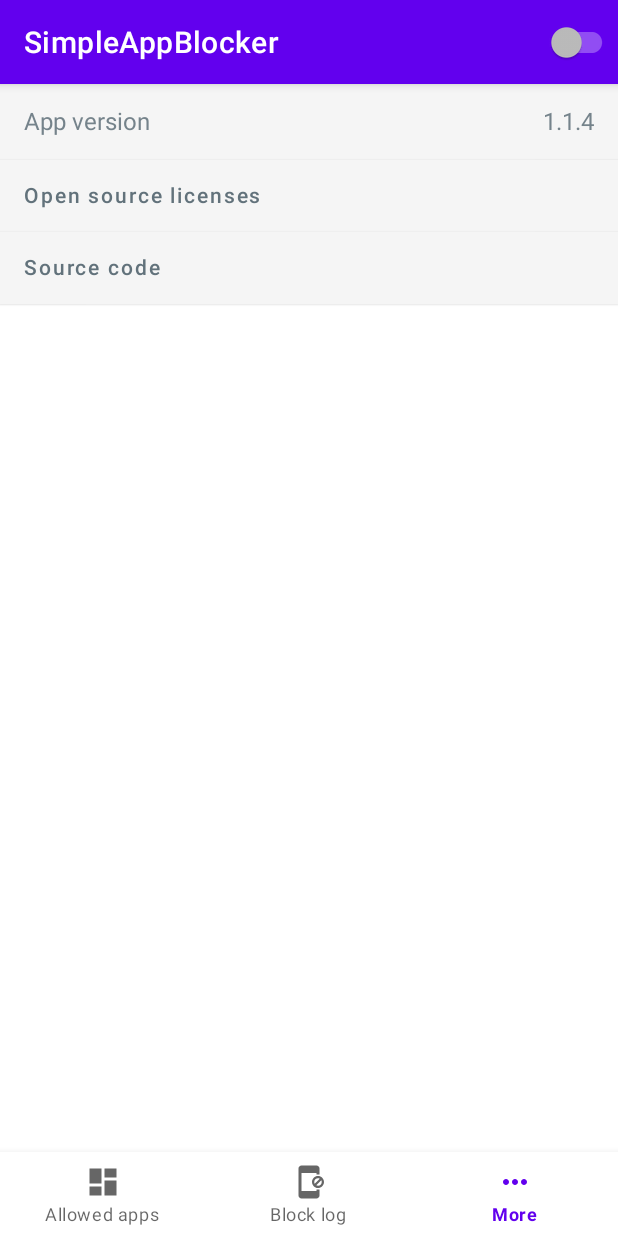
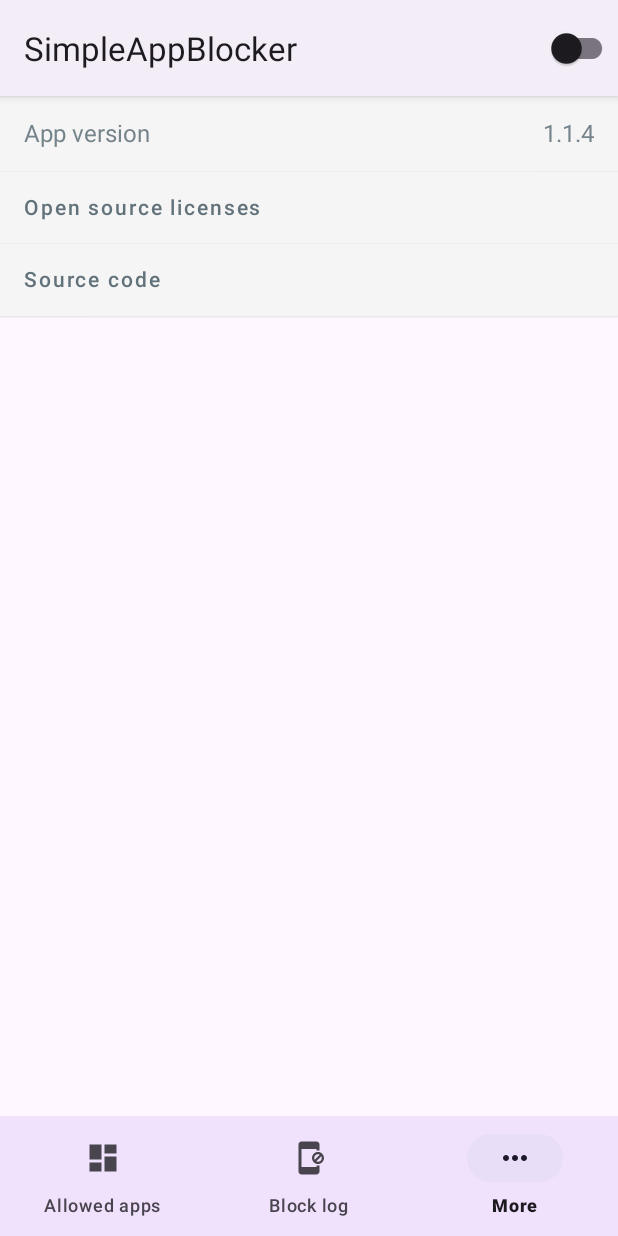
Before and after one commit to CASL0/simple_app_blocker, an Android app built with Jetpack Compose: the OthersFragment screen opened through its navigation route, on a phone screen of 412 x 824 dp. Run offline under Robolectric (Android 15) with nearby library versions, the light colour scheme and no system bars; our stand-ins replace Dagger/Hilt's generated code, Room's generated code, navigation-ui; libraries missing offline, so code that uses them is left out: com.orhanobut.logger; 4 statements that could not run were skipped.

Commit message:
AndroidView箇所のMaterial3対応

```diff
--- a/app/src/main/res/layout/fragment_allowlist.xml
+++ b/app/src/main/res/layout/fragment_allowlist.xml
@@ -3,11 +3,11 @@
     xmlns:tools="http://schemas.android.com/tools"
     android:layout_width="match_parent"
     android:layout_height="match_parent"
-    android:paddingBottom="?attr/actionBarSize"
+    android:layout_marginBottom="@dimen/m3_bottom_nav_min_height"
     tools:context=".allowlsit.AllowlistFragment">
 
     <androidx.compose.ui.platform.ComposeView
         android:layout_width="match_parent"
         android:layout_height="match_parent"
-        android:id="@+id/allowlist_compose_view"/>
+        android:id="@+id/allowlist_compose_view" />
 </FrameLayout>
--- a/app/src/main/res/layout/fragment_blocklog.xml
+++ b/app/src/main/res/layout/fragment_blocklog.xml
@@ -1,10 +1,9 @@
 <?xml version="1.0" encoding="utf-8"?>
 <androidx.constraintlayout.widget.ConstraintLayout xmlns:android="http://schemas.android.com/apk/res/android"
-    xmlns:app="http://schemas.android.com/apk/res-auto"
     xmlns:tools="http://schemas.android.com/tools"
     android:layout_width="match_parent"
     android:layout_height="match_parent"
-    android:paddingBottom="?attr/actionBarSize"
+    android:layout_marginBottom="@dimen/m3_bottom_nav_min_height"
     tools:context=".blocklog.BlockLogFragment">
 
     <androidx.compose.ui.platform.ComposeView
--- a/app/src/main/res/layout/fragment_others.xml
+++ b/app/src/main/res/layout/fragment_others.xml
@@ -3,7 +3,7 @@
     xmlns:tools="http://schemas.android.com/tools"
     android:layout_width="match_parent"
     android:layout_height="match_parent"
-    android:paddingBottom="?attr/actionBarSize"
+    android:layout_marginBottom="@dimen/m3_bottom_nav_min_height"
     tools:context=".others.OthersFragment">
 
     <androidx.compose.ui.platform.ComposeView
--- a/app/src/main/res/values-night/themes.xml
+++ b/app/src/main/res/values-night/themes.xml
@@ -1,6 +1,6 @@
 <resources xmlns:tools="http://schemas.android.com/tools">
     <!-- Base application theme. -->
-    <style name="Theme.SimpleAppBlocker" parent="Theme.MaterialComponents.DayNight.DarkActionBar">
+    <style name="Theme.SimpleAppBlocker" parent="Theme.Material3.DayNight">
         <!-- Primary brand color. -->
         <item name="colorPrimary">@color/purple_200</item>
         <item name="colorPrimaryVariant">@color/purple_700</item>
--- a/app/src/main/res/values/themes.xml
+++ b/app/src/main/res/values/themes.xml
@@ -1,6 +1,6 @@
 <resources xmlns:tools="http://schemas.android.com/tools">
     <!-- Base application theme. -->
-    <style name="Theme.SimpleAppBlocker" parent="Theme.MaterialComponents.DayNight.DarkActionBar">
+    <style name="Theme.SimpleAppBlocker" parent="Theme.Material3.Light">
         <!-- Primary brand color. -->
         <item name="colorPrimary">@color/purple_500</item>
         <item name="colorPrimaryVariant">@color/purple_700</item>
```
Also changed, not shown: app/src/main/java/jp/co/casl0/android/simpleappblocker/ui/MainActivity.kt (+2 -37 lines), 1 other file.
